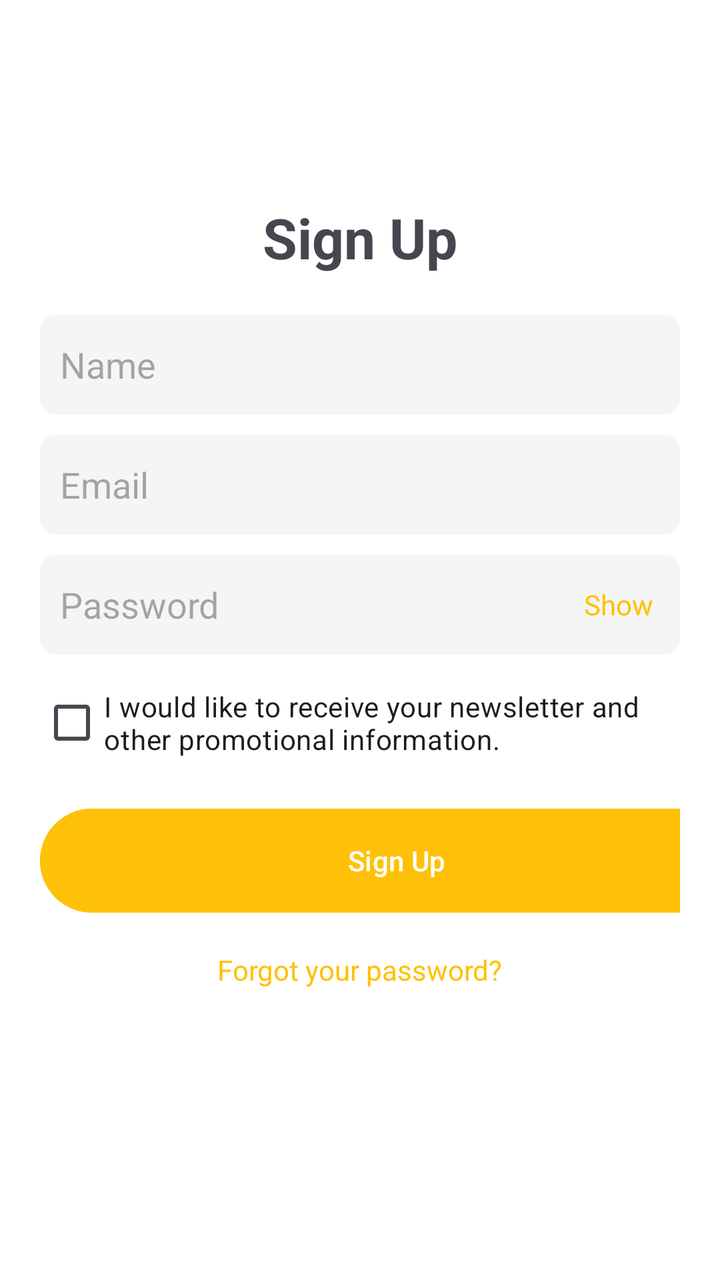
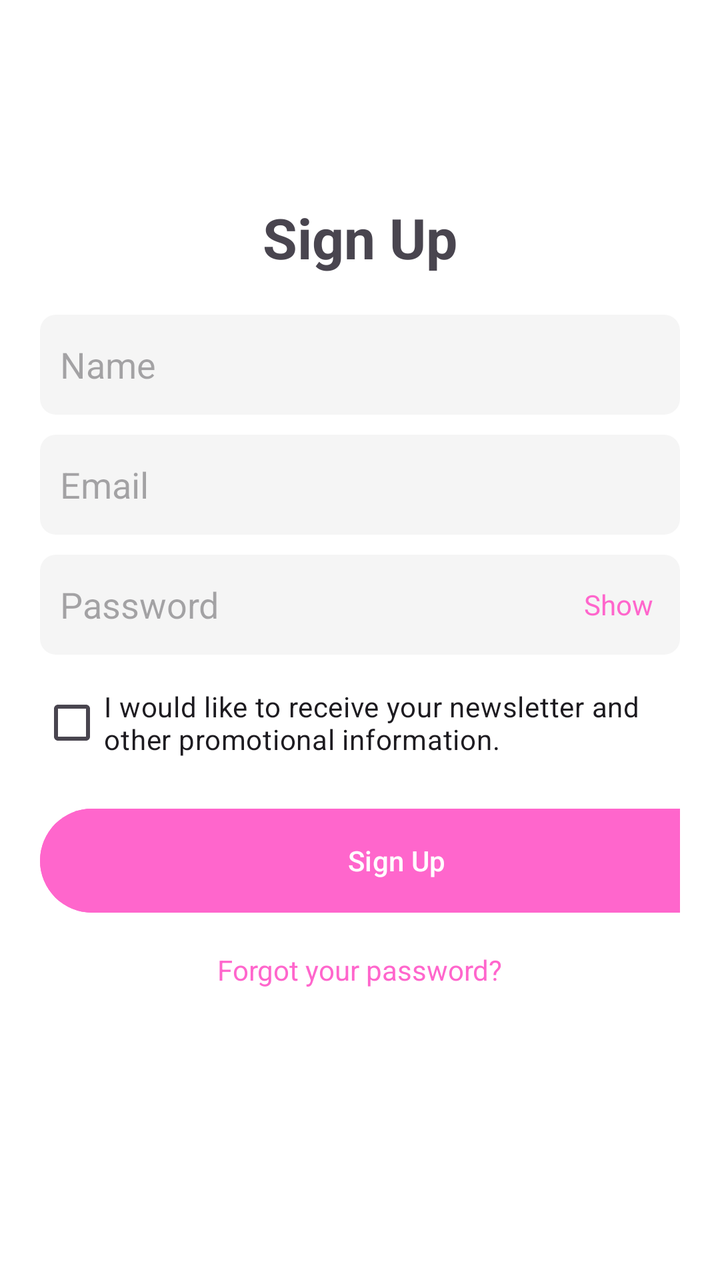

Compare the two renders of this Android layout. The source of the first and the diff that turns it into the second are given below.
<!-- AndroidManifest.xml: application theme Theme.Taxibooking -->
<!-- res/layout/activity_sign_up.xml -->
<?xml version="1.0" encoding="utf-8"?>
<LinearLayout xmlns:android="http://schemas.android.com/apk/res/android"
    xmlns:app="http://schemas.android.com/apk/res-auto"
    xmlns:tools="http://schemas.android.com/tools"
    android:id="@+id/main"
    android:layout_width="match_parent"
    android:background="#FFFFFF"
    android:orientation="vertical"
    android:padding="20dp"
    android:layout_height="match_parent"
    tools:context=".sign_up">

    


    
        <TextView
            android:layout_width="wrap_content"
            android:layout_height="wrap_content"
            android:text="Sign Up"
            android:textSize="28sp"

            android:textStyle="bold"
            android:layout_marginTop="80dp"
            android:layout_gravity="center_horizontal" />

        
        <EditText
            android:id="@+id/etName"
            android:layout_width="match_parent"
            android:layout_height="50dp"
            android:hint="Name"
            android:background="@drawable/edittext_background"
            android:padding="10dp"
            android:layout_marginTop="20dp" />

        
        <EditText
            android:id="@+id/etEmail"
            android:layout_width="match_parent"
            android:layout_height="50dp"
            android:hint="Email"
            android:background="@drawable/edittext_background"
            android:padding="10dp"
            android:layout_marginTop="10dp"
            android:inputType="textEmailAddress" />

        
    <RelativeLayout
        android:layout_width="match_parent"
        android:layout_height="50dp"
        android:layout_marginTop="10dp"

        android:background="@drawable/edittext_background">

        <EditText
            android:id="@+id/etPassword"
            android:layout_width="match_parent"
            android:layout_height="match_parent"
            android:layout_toStartOf="@id/ivTogglePassword"
            android:background="@android:color/transparent"
            android:hint="Password"
            android:inputType="textPassword"
            android:padding="10dp" />

        <TextView
            android:id="@+id/ivTogglePassword"
            android:layout_width="49dp"
            android:layout_height="32dp"
            android:gravity="center"
            android:textColor="#FFC107"
            android:layout_alignParentEnd="true"
            android:layout_centerVertical="true"
            android:layout_marginEnd="6dp"

            android:text="Show" />
    </RelativeLayout>


    
        <CheckBox
            android:id="@+id/cbNewsletter"
            android:layout_width="wrap_content"
            android:layout_height="wrap_content"
            android:text="I would like to receive your newsletter and other promotional information."
            android:layout_marginTop="10dp"
            android:textSize="14sp" />

        
        <Button
            android:id="@+id/btnSignUp"
            android:layout_width="357dp"
            android:layout_height="60dp"
            android:text="Sign Up"
            android:textColor="#FFFFFF"
            android:backgroundTint="#FFC107"
            android:layout_marginTop="15dp" />

        
        <TextView
            android:id="@+id/tvForgotPassword"
            android:layout_width="wrap_content"
            android:layout_height="wrap_content"
            android:text="Forgot your password?"
            android:textColor="#FFC107"
            android:textSize="14sp"
            android:layout_marginTop="15dp"
            android:layout_gravity="center_horizontal" />

    </LinearLayout>
<!-- resources referenced by this layout -->
<resources>
  <!-- drawable edittext_background (drawable) -->
  <?xml version="1.0" encoding="utf-8"?>
  <shape xmlns:android="http://schemas.android.com/apk/res/android" android:shape="rectangle">
      <solid android:color="#F5F5F5" />
      <corners android:radius="8dp" />
  </shape>
  <style name="Theme.Taxibooking" parent="Base.Theme.Taxibooking" />
  <style name="Base.Theme.Taxibooking" parent="Theme.Material3.DayNight.NoActionBar">
          
          
      </style>
</resources>

<!-- the commit's change to res/layout/activity_sign_up.xml (unified diff, before → after) -->
@@ -68,7 +68,7 @@
             android:layout_width="49dp"
             android:layout_height="32dp"
             android:gravity="center"
-            android:textColor="#FFC107"
+            android:textColor="@color/pink"
             android:layout_alignParentEnd="true"
             android:layout_centerVertical="true"
             android:layout_marginEnd="6dp"
@@ -93,7 +93,7 @@
             android:layout_height="60dp"
             android:text="Sign Up"
             android:textColor="#FFFFFF"
-            android:backgroundTint="#FFC107"
+            android:backgroundTint="@color/pink"
             android:layout_marginTop="15dp" />
 
         
@@ -102,7 +102,7 @@
             android:layout_width="wrap_content"
             android:layout_height="wrap_content"
             android:text="Forgot your password?"
-            android:textColor="#FFC107"
+            android:textColor="@color/pink"
             android:textSize="14sp"
             android:layout_marginTop="15dp"
             android:layout_gravity="center_horizontal" />
<!-- resource entries referenced after the edit -->
@@ -1,5 +1,9 @@
 <!-- resources referenced by this layout -->
 <resources>
+  <color name="pink">#FF66CC</color>
+  
+  
+      #F2CB02
   <!-- drawable edittext_background (drawable) -->
   <?xml version="1.0" encoding="utf-8"?>
   <shape xmlns:android="http://schemas.android.com/apk/res/android" android:shape="rectangle">
